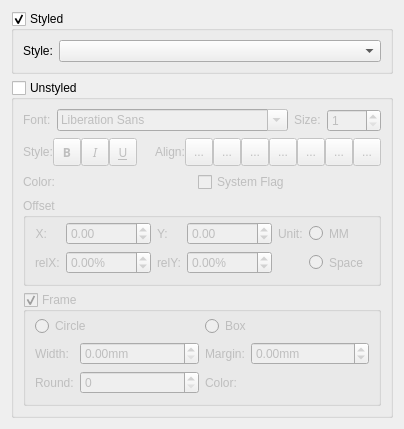
Qt form mscore/mscore/textproperties.ui (musescore/musescore-old) before a commit.
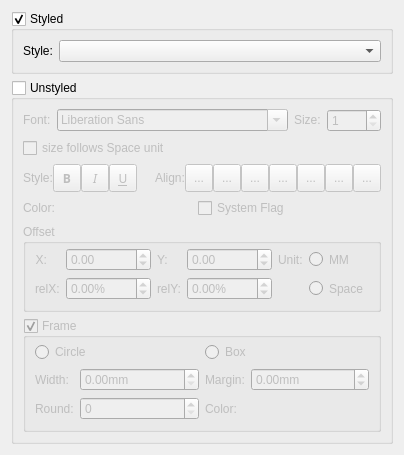
The same form after that commit. Icons and pictures are not drawn. Custom widgets are drawn as their Qt base class.

The edit to the form file:
```diff
--- a/mscore/mscore/textproperties.ui
+++ b/mscore/mscore/textproperties.ui
@@ -7,7 +7,7 @@
     <x>0</x>
     <y>0</y>
     <width>397</width>
-    <height>403</height>
+    <height>428</height>
    </rect>
   </property>
   <property name="windowTitle">
@@ -113,6 +113,13 @@
         </item>
        </layout>
       </item>
+      <item>
+       <widget class="QCheckBox" name="sizeIsSpatiumDependent">
+        <property name="text">
+         <string>size follows Space unit</string>
+        </property>
+       </widget>
+      </item>
       <item>
        <layout class="QHBoxLayout" name="_3">
         <property name="spacing">
```
